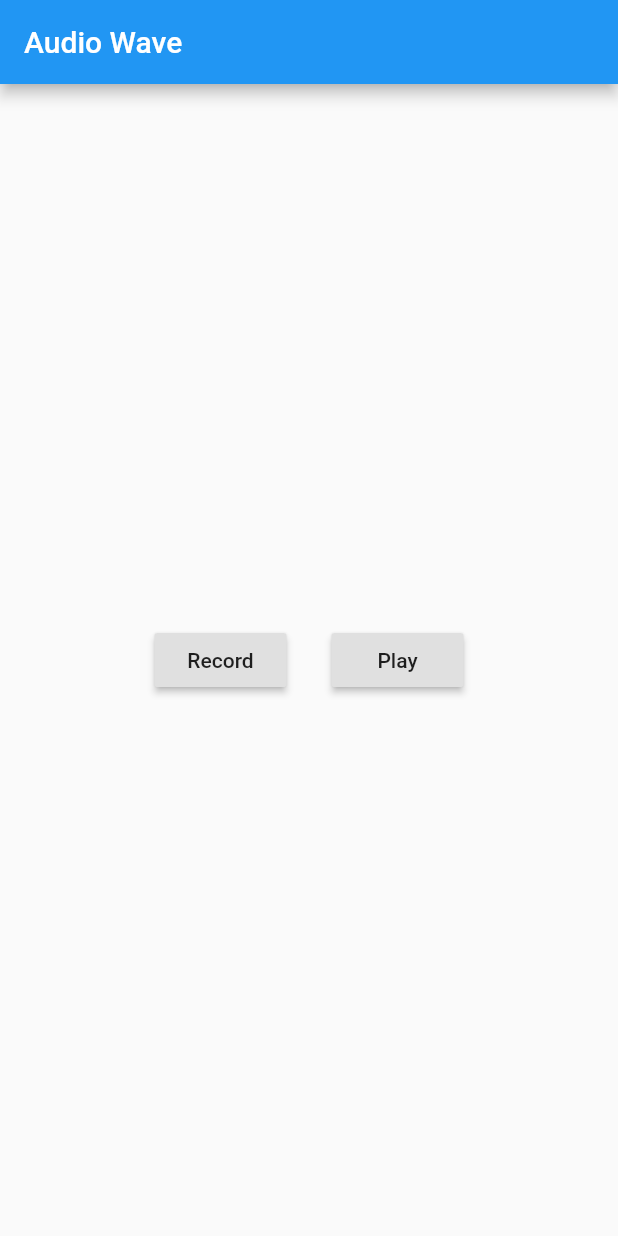
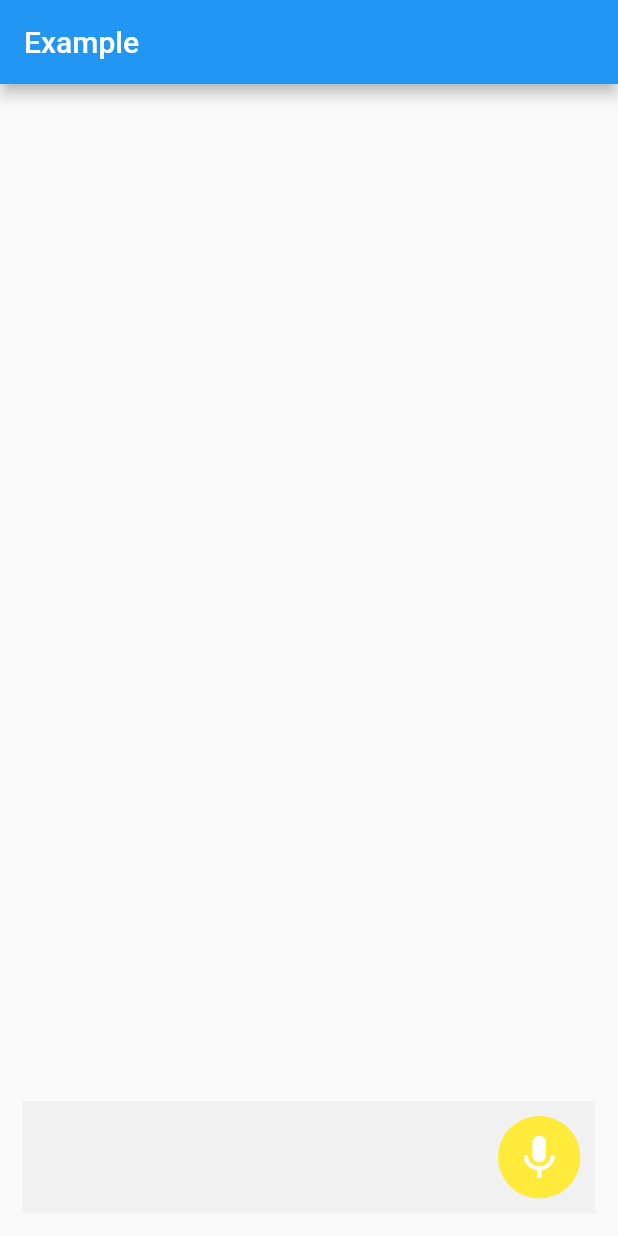
Before and after one commit to devaliakbar/audio_wave, a Flutter app: the screen it shows after launch, on a phone screen of 412 x 824 dp. Run offline on Flutter 3.47's test engine with Material 2 defaults, Android fonts, the light colour scheme and no system bars; our stand-ins replace file, just_audio; missing offline and left inert: audio_visualizer, flutter_audio_recorder.

Commit message:
Created Example

```diff
--- /dev/null
+++ b/lib/example.dart
@@ -0,0 +1,106 @@
+import 'dart:io';
+
+import 'package:audio_wave/audio_wave_recorder/audio_wave_record_controller.dart';
+import 'package:audio_wave/audio_wave_recorder/audio_wave_record_widget.dart';
+import 'package:audio_wave/models/audio_wave_model.dart';
+import 'package:flutter/material.dart';
+import 'package:flutter_audio_recorder/flutter_audio_recorder.dart';
+
+class Example extends StatefulWidget {
+  @override
+  _ExampleState createState() => _ExampleState();
+}
+
+class _ExampleState extends State<Example> {
+  AudioWaveRecordController _audioWaveRecordController;
+
+  final List<AudioWaveModel> audios = [];
+
+  @override
+  void initState() {
+    super.initState();
+
+    _audioWaveRecordController = AudioWaveRecordController(onRecordComplete:
+        (File audioFile, List<double> waves, Duration duration) {
+      audios.add(
+          AudioWaveModel(audio: audioFile, duration: duration, waves: waves));
+    });
+
+    _audioWaveRecordController.addCallback(() {
+      setState(() {});
+    });
+  }
+
+  @override
+  Widget build(BuildContext context) {
+    return Scaffold(
+      appBar: AppBar(
+        title: Text("Example"),
+      ),
+      body: SafeArea(
+          child: Padding(
+        padding: EdgeInsets.all(15),
+        child: Column(
+          children: [
+            Expanded(
+              child: ListView.builder(
+                itemCount: audios.length,
+                itemBuilder: (BuildContext context, int index) {
+                  return ListTile(
+                    title: Text(audios[index].duration.toString()),
+                  );
+                },
+              ),
+            ),
+            Container(
+              color: Colors.grey.withOpacity(0.1),
+              padding: EdgeInsets.all(10),
+              child: Row(
+                crossAxisAlignment: CrossAxisAlignment.center,
+                children: [
+                  Expanded(
+                    child: _audioWaveRecordController.currentStatus ==
+                            RecordingStatus.Recording
+                        ? AudioWaveRecordWidget(
+                            audioWaveRecordController:
+                                _audioWaveRecordController,
+                          )
+                        : Container(),
+                  ),
+                  GestureDetector(
+                    onLongPress: _audioWaveRecordController.currentStatus ==
+                            RecordingStatus.Initialized
+                        ? () {
+                            _audioWaveRecordController.startRecord();
+                          }
+                        : null,
+                    onLongPressEnd: (LongPressEndDetails details) {
+                      _audioWaveRecordController.stopRecord();
+                    },
+                    child: ClipOval(
+                      child: Container(
+                        padding: EdgeInsets.all(10),
+                        color: _audioWaveRecordController.currentStatus ==
+                                RecordingStatus.Recording
+                            ? Colors.red
+                            : _audioWaveRecordController.currentStatus ==
+                                    RecordingStatus.Initialized
+                                ? Colors.blue
+                                : Colors.yellow,
+                        child: Icon(
+                          Icons.mic,
+                          size: 35,
+                          color: Colors.white,
+                        ),
+                      ),
+                    ),
+                  )
+                ],
+              ),
+            )
+          ],
+        ),
+      )),
+    );
+  }
+}
--- a/lib/main.dart
+++ b/lib/main.dart
@@ -1,4 +1,4 @@
-import 'package:audio_wave/main_app.dart';
+import 'package:audio_wave/example.dart';
 import 'package:flutter/material.dart';
 
 void main() {
@@ -15,7 +15,7 @@ class MyApp extends StatelessWidget {
         visualDensity: VisualDensity.adaptivePlatformDensity,
       ),
       debugShowCheckedModeBanner: false,
-      home: MainApp(),
+      home: Example(),
     );
   }
 }
--- /dev/null
+++ b/lib/models/audio_wave_generate_model.dart
@@ -0,0 +1,8 @@
+import 'package:flutter/material.dart';
+
+class AudioWaveGenerateModel {
+  final List<double> waves;
+  final Duration duration;
+
+  AudioWaveGenerateModel({@required this.waves, @required this.duration});
+}
--- /dev/null
+++ b/lib/models/audio_wave_model.dart
@@ -0,0 +1,12 @@
+import 'dart:io';
+
+import 'package:flutter/material.dart';
+
+class AudioWaveModel {
+  final File audio;
+  final Duration duration;
+  final List<double> waves;
+
+  AudioWaveModel(
+      {@required this.audio, @required this.duration, @required this.waves});
+}
```
Also changed, not shown: lib/audio_wave_recorder/audio_wave_record_controller.dart (+9 -7 lines), lib/audio_wave_recorder/audio_wave_record_widget.dart (+16 -8 lines).
